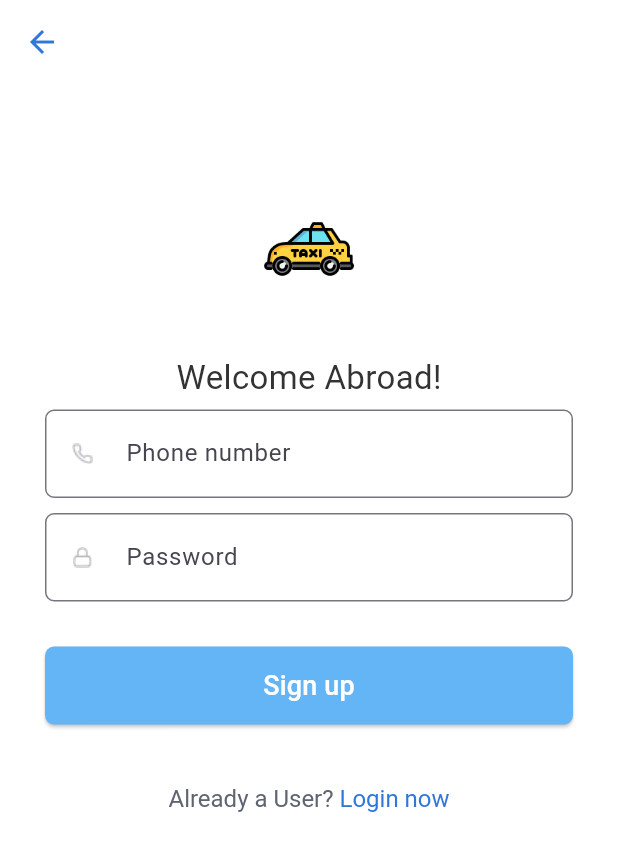
After one commit to vuhoangviet0808/Taxi_Manage_App, a Flutter app: the screen it shows after launch, after a tap on "New user?", on a phone screen of 412 x 824 dp. The commit adds this screen. Shown: the top 851 px of the screen. Run offline on Flutter 3.47's test engine with Material 3 defaults, Android fonts, the light colour scheme and no system bars; accounts and stored records are empty; network calls fail.

Commit message:
Update register page and get date from driver

```diff
--- a/flask_app/requirements.txt
+++ b/flask_app/requirements.txt
@@ -1,3 +1,3 @@
-Flask==2.0.1
+Flask==3.0.3
 flask-cors
 mysql-connector-python
--- /dev/null
+++ b/flutter_app/lib/common/viewmodels/account_register_view_model.dart
@@ -0,0 +1,39 @@
+import 'package:flutter/foundation.dart';
+import '../services/authentication_service.dart';
+
+class AccountRegisterViewModel extends ChangeNotifier {
+  final AuthenticationService _authenticationService = AuthenticationService();
+  String _errorMessage = "";
+  String phone = "";
+  bool _isLoading = false;
+  String? _account ;
+
+  String get errorMessage => _errorMessage;
+  bool get isLoading => _isLoading;
+  String get sdt => phone;
+  String? get account => _account;
+
+  void setBusy(bool isBusy) {
+    _isLoading = isBusy;
+    notifyListeners();
+  }
+
+  Future<bool> register(String sdt, String password) async {
+    setBusy(true);
+    try {
+      final _account = await _authenticationService.register(sdt, password);
+      setBusy(false);
+      if(_account != null) {
+        return true;
+      } else {
+        _errorMessage = 'Register failed: The phone number is incorrect or already in use';
+        return false;
+      }
+    } catch (e) {
+      _errorMessage = 'Register Failed: Exception occurred during register ';
+      setBusy(false);
+      return false;
+    }
+
+  }
+}
--- a/flutter_app/lib/common/views/login_page.dart
+++ b/flutter_app/lib/common/views/login_page.dart
@@ -1,10 +1,13 @@
-// ignore_for_file: use_key_in_widget_constructors, prefer_const_constructors, sized_box_for_whitespace, use_build_context_synchronously
+// ignore_for_file: use_key_in_widget_constructors, prefer_const_constructors, sized_box_for_whitespace
 
+import 'package:flutter_app/common/viewmodels/account_register_view_model.dart';
 import 'package:provider/provider.dart';
 import 'package:flutter/material.dart';
 import '../viewmodels/account_login_view_model.dart';
 import '../../../../user/user_main.dart';
 import '../../../../admin/admin_main.dart';
+import '../../../../driver/driver_main.dart';
+import 'register_page.dart';
 
 class LoginPage extends StatefulWidget {
 
@@ -15,6 +18,8 @@ class LoginPage extends StatefulWidget {
 class _LoginPageState extends State<LoginPage> {
   final TextEditingController _sdtController = TextEditingController();
   final TextEditingController _passwordController = TextEditingController();
+  Color _textColor = Colors.grey.shade700;
+  Color _backgroundColor = Colors.grey.shade700;
 
   @override
   Widget build(BuildContext context) {
@@ -84,10 +89,14 @@ class _LoginPageState extends State<LoginPage> {
                 ),
               ),
               SizedBox(height: 20),
+              Row(
+                mainAxisAlignment: MainAxisAlignment.center,
+                children:<Widget> [
                   ElevatedButton(
                     onPressed: viewModel.isLoading ? null : () async {
                       bool success = await viewModel.login(_sdtController.text, _passwordController.text);
                       if(!success) {
+                        // ignore: use_build_context_synchronously
                         _showDialog(context, viewModel.errorMessage);
                       } else {
                         switch(viewModel.role) {
@@ -96,7 +105,8 @@ class _LoginPageState extends State<LoginPage> {
                           MaterialPageRoute(builder: (context) => AdminPage()));
                             break;
                           case "driver":
-                        Navigator.pushReplacementNamed(context, '/driver');
+                            Navigator.push(context,
+                          MaterialPageRoute(builder: (context) => DriverPage(sdt: viewModel.sdt)));
                             break;
                           case "user":
                             Navigator.push(context,
@@ -108,16 +118,76 @@ class _LoginPageState extends State<LoginPage> {
                         }
                       }
                     },
+                    style: ButtonStyle(
+                      backgroundColor: MaterialStateProperty.resolveWith<Color>((Set<MaterialState> states) {
+                        if (states.contains(MaterialState.pressed)) return Colors.black;
+                        return Colors.blue;
+                      }),
+                      foregroundColor: MaterialStateProperty.all(Colors.white),
+                      elevation: MaterialStateProperty.all(5),
+                      shape: MaterialStateProperty.all<RoundedRectangleBorder>(
+                        RoundedRectangleBorder(borderRadius: BorderRadius.circular(10))
+                      ),
+                    ),
                     child: Text("Login"),
+                  ),
+                  SizedBox(width: 10),
+                  InkWell(
+                    onTap: () {
+                      Navigator.push(context,
+                        MaterialPageRoute(
+                          builder:(context) => ChangeNotifierProvider(
+                            create: (context) => AccountRegisterViewModel(),
+                            child: RegisterPage(),
+                          ),
+                        ),
+                      );
+                    },
+                    onHighlightChanged: (value) {
+                      setState(() {
+                        if (value) {
+                          _textColor = Colors.red; // Thay đổi sang màu đỏ khi nhấn
+                        } else {
+                          _textColor = Colors.grey.shade700; // Trở lại màu ban đầu khi không nhấn nữa
+                        }
+                      });
+                    },
+                    child: Text(
+                      "New user?",
+                      style: TextStyle(
+                        color: _textColor, // Màu ban đầu
+                        decoration: TextDecoration.underline, // Thêm gạch chân để giống liên kết
+                      ),
+                    ),
+                  ),
+                ]
               ),
               Padding(
                 padding: EdgeInsets.only(top: 15),
                 child: Container(
                   alignment: AlignmentDirectional.centerEnd,
                   constraints: BoxConstraints.loose(Size(double.infinity, 40)),
+                  child: InkWell(
+                    onTap: () {
+                      Navigator.push(context,
+                      MaterialPageRoute(builder:(context) => RegisterPage()));
+                    },
+                    onHighlightChanged: (value) {
+                      setState(() {
+                        if (value) {
+                          _backgroundColor = Colors.red; // Thay đổi sang màu đỏ khi nhấn
+                        } else {
+                          _backgroundColor = Colors.grey.shade700; // Trở lại màu ban đầu khi không nhấn nữa
+                        }
+                      });
+                    },
                     child: Text(
-                    "Forgot My Password",
-                    style: TextStyle(fontSize: 13, color: Colors.grey.shade700),
+                      "Forgot my password",
+                      style: TextStyle(
+                        color: _backgroundColor, // Màu ban đầu
+                        decoration: TextDecoration.underline, // Thêm gạch chân để giống liên kết
+                      ),
+                    ),
                   ),
                 ),
               ),
--- /dev/null
+++ b/flutter_app/lib/common/views/register_page.dart
@@ -0,0 +1,192 @@
+// ignore_for_file: use_build_context_synchronously
+
+import 'package:flutter/gestures.dart';
+import 'package:provider/provider.dart';
+import 'package:flutter/material.dart';
+import 'login_page.dart';
+import '../viewmodels/account_register_view_model.dart';
+
+
+class RegisterPage extends StatefulWidget {
+  @override
+  // ignore: library_private_types_in_public_api
+  _RegisterPageState createState() => _RegisterPageState();
+}
+
+class _RegisterPageState extends State<RegisterPage> {
+  final TextEditingController _sdtController = TextEditingController();
+  final TextEditingController _passwordController = TextEditingController();
+  String _phoneError = "";
+
+  @override
+  Widget build(BuildContext context) {
+    final view = Provider.of<AccountRegisterViewModel>(context);
+
+    bool checkPhone(String phone) {
+      if(phone.length != 10) return false;
+      return RegExp(r'^[0-9]+$').hasMatch(phone);
+    }
+
+    return Scaffold(
+      appBar: AppBar(
+         backgroundColor: Colors.white,
+         iconTheme: IconThemeData(color: Color(0xff3277D8)),
+         elevation: 0,
+       ),
+      body: Container(
+        padding: EdgeInsets.fromLTRB(30, 0, 30, 0),
+        constraints: BoxConstraints.expand(),
+        color: Colors.white,
+        child: SingleChildScrollView(
+          child: Column(
+            children: <Widget>[
+              SizedBox(height: 80,
+              ),
+              Image(image: AssetImage('assets/common/icontaxi.png'), width: 200, height: 60, ),
+              Padding(
+                padding: const EdgeInsets.fromLTRB(0, 40, 0, 6),
+                child: Text(
+                  "Welcome Abroad!",
+                  style: TextStyle(fontSize: 22, color: Color(0xff333333)),
+                ),
+              ),
+              if(_phoneError.isNotEmpty) Text(
+                _phoneError,
+                style: TextStyle(color: Colors.red, fontSize: 14),
+              ),
+              TextField(
+                  controller: _sdtController,
+                  style: TextStyle(fontSize: 18,color: Colors.black),
+                  decoration: InputDecoration(
+                    labelText: "Phone number",
+                    prefixIcon: SizedBox(
+                        width: 50, child: Image.asset("assets/user/phone.png")),
+                        border: OutlineInputBorder(
+                          borderSide:
+                          BorderSide(color: Color(0xffCED0D2), width: 1),
+                          borderRadius: BorderRadius.all(Radius.circular(6)))),
+                ),
+                SizedBox(height: 10),
+              TextField(
+                controller: _passwordController,
+                  style: TextStyle(fontSize: 18,color: Colors.black),
+                  decoration: InputDecoration(
+                    labelText: "Password",
+                    prefixIcon: SizedBox(
+                        width: 50, child: Image.asset("assets/user/lock.png")),
+                        border: OutlineInputBorder(
+                          borderSide:
+                          BorderSide(color: Color(0xffCED0D2), width: 1),
+                          borderRadius: BorderRadius.all(Radius.circular(6)))),
+                ),
+            Padding(
+              padding: const EdgeInsets.fromLTRB(0, 30, 0, 40),
+              child: SizedBox(
+                width: double.infinity,
+                height: 52,
+                child: ElevatedButton(
+                  onPressed: () {
+                    String sdt = _sdtController.text, password = _passwordController.text;
+                    bool hasError = false;
+
+                    if(sdt.isEmpty) {
+                      setState(() {
+                        _phoneError = "Phone number is required";
+                      });
+                      hasError = true;
+                    } else if(!checkPhone(sdt)) {
+                      setState(() {
+                        _phoneError = "Phone is invalid";
+                      });
+                      hasError = true;
+                    } else if(password.isEmpty){
+                      setState(() {
+                        _phoneError = "Password is required";
+                      });
+                      hasError = true;
+                    } else if(password.length < 6) {
+                      setState(() {
+                      _phoneError = "Password must be at least 6 characters";
+                      });
+                      hasError = true;
+                    }
+                    if(!hasError && !view.isLoading) {
+                      () async {
+                        bool success = await view.register(sdt, password);
+                        if(!success) {
+                          _showDialog(context, view.errorMessage);
+                        } else {
+                          _showDialog(context, "Register success");
+                        }
+                      };
+                    }
+
+
+                  },
+                  style: ButtonStyle(
+                    backgroundColor: MaterialStateProperty.all(Colors.blue.shade300),
+                    foregroundColor: MaterialStateProperty.all(Color(0xff3277D8)),
+                    shape: MaterialStateProperty.all<RoundedRectangleBorder>(
+                      RoundedRectangleBorder(
+                        borderRadius: BorderRadius.all(Radius.circular(6)),
+                      ),
+                    ),
+                  ),
+                  child: Text(
+                    "Sign up",
+                    style: TextStyle(
+                      color: Colors.white,
+                       fontSize: 18
+                       ),
+                  ),
+                )
+              ),
+            ),
+            Padding(
+              padding: const EdgeInsets.fromLTRB(0, 0, 0, 40),
+              child: RichText(
+                text: TextSpan(
+                  text: "Already a User? ",
+                  style: TextStyle(color: Color(0xff606470), fontSize: 16),
+                  children: <TextSpan>[
+                    TextSpan(
+                      recognizer: TapGestureRecognizer()
+                      ..onTap = (){
+                        Navigator.push(
+                          context,
+                          MaterialPageRoute(
+                            builder: (context) => LoginPage()));
+                      },
+                      text: "Login now",
+                      style: TextStyle(
+                        color: Color(0xff3277D8), fontSize: 16))
+                  ]),
+              ),
+            )
+            ],
+          ),
+        ),
+      ),
+    );
+  }
+
+  void _showDialog(BuildContext context, String message) {
+    showDialog(
+      context: context,
+      builder: (BuildContext context) {
+        return AlertDialog(
+          title: Text("Error"),
+          content: Text(message),
+          actions: <Widget>[
+            TextButton(
+              child: Text("Close"),
+              onPressed: () {
+                Navigator.of(context).pop();
+              },
+            ),
+          ],
+        );
+      },
+    );
+  }
+}
--- a/flutter_app/lib/driver/driver_main.dart
+++ b/flutter_app/lib/driver/driver_main.dart
@@ -1,18 +1,34 @@
 import 'package:flutter/material.dart';
+import 'services/driver_info_services.dart';
+import 'src/views/homePage.dart';
+import 'models/driver.dart';
 
-import 'src/views/homePage.dart';
 
-void main() {
-  runApp(MyApp());
-}
-
-class MyApp extends StatelessWidget {
+class DriverPage extends StatelessWidget {
+  final String sdt;
+  DriverPage({Key? key,required this.sdt}) : super(key: key);
+  final DriverInfoService _driverInfoService = DriverInfoService();
 
   @override
   Widget build(BuildContext context) {
     return  MaterialApp(
-      home: HomePage(),
       debugShowCheckedModeBanner: false,
+      home: FutureBuilder<Driver?>(
+        future: _driverInfoService.getDriverInfo(sdt),
+        builder: (context, snapshot) {
+          if (snapshot.connectionState == ConnectionState.done) {
+            if (snapshot.hasError) {
+              return Center(child: Text('Error: ${snapshot.error}'));
+            } else if (snapshot.hasData) {
+              return HomePage(driver: snapshot.data!);
+            } else {
+              return Center(child: Text('No driver found'));
+            }
+          } else {
+            return Center(child: CircularProgressIndicator());
+          }
+        },
+      ),
     );
   }
 }
--- /dev/null
+++ b/flutter_app/lib/driver/models/driver.dart
@@ -0,0 +1,48 @@
+// ignore_for_file: non_constant_identifier_names
+
+class Driver{
+  final String firstname;
+  final String lastname;
+  final String SDT;
+  final int Wallet;
+  final String DOB;
+  final String gender;
+  final String Address;
+  final String CCCD;
+  final String Driving_license;
+  final int Working_experiment;
+
+  Driver({required this.firstname,required this.lastname,required this.SDT,required this.Wallet,required this.DOB,required this.gender,required this.Address,required this.CCCD, required this.Driving_license, required this.Working_experiment});
+
+  factory Driver.fromJson(Map<String, dynamic> json) {
+    return Driver(
+      firstname: json['firstname'],
+      lastname: json['lastname'],
+      SDT: json['SDT'],
+      Wallet: json['Wallet'],
+      DOB: json['DOB'],
+      gender: json['gender'],
+      Address: json['Address'],
+      CCCD: json['CCCD'],
+      Driving_license: json['Driving_license'],
+      Working_experiment: json['Working_experiment']
+    );
+  }
+
+  Map<String, dynamic> toJson() {
+    return {
+      'firstname': firstname,
+      'lastname': lastname,
+      'SDT': SDT,
+      'Wallet': Wallet,
+      'DOB': DOB,
+      'gender': gender,
+      'Address': Address,
+      'CCCD': CCCD,
+      'Driving_license': Driving_license,
+      'Working_experiment': Working_experiment
+    };
+  }
+
+
+}
--- a/flutter_app/lib/driver/src/views/homemenu.dart
+++ b/flutter_app/lib/driver/src/views/homemenu.dart
@@ -121,7 +121,7 @@ class _HomeMenuState extends State<HomeMenu> {
                     ),
                     Card(
                       child: ListTile(
-                        leading: Image(image: AssetImage('assets/images/notif-icon.png'), width: 20, height: 20,),
+                        leading: Image(image: AssetImage('assets/driver/notif-icon.png'), width: 20, height: 20,),
                         title: Text('Thông báo',
                         style: TextStyle(
                           fontSize: 16,
--- a/flutter_app/lib/driver/src/views/homepage.dart
+++ b/flutter_app/lib/driver/src/views/homepage.dart
@@ -1,11 +1,14 @@
 // ignore_for_file: prefer_const_constructors, prefer_const_literals_to_create_immutables, file_names
 
 import 'package:flutter/material.dart';
-
+import '../../models/driver.dart';
 import 'homemenu.dart';
 import 'riderpicker.dart';
 
 class HomePage extends StatefulWidget {
+  final Driver driver;
+
+  HomePage({Key? key, required this.driver}) : super(key: key);
 
   @override
   State<HomePage> createState() => _HomePageState();
```
Also changed, not shown: flutter_app/lib/common/services/authentication_service.dart (+24 -0 lines), flutter_app/lib/driver/services/driver_info_services.dart (added, +27 -0 lines), 7 other files. Lines whose indentation alone changed are shown as unchanged.
